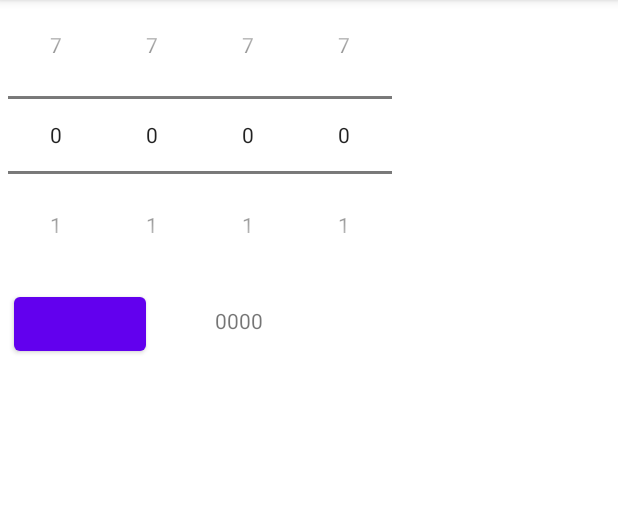
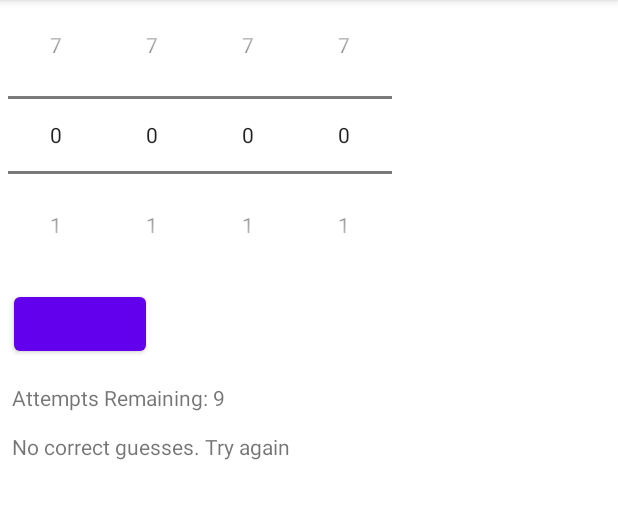
Before and after one commit to SackofCodetatoes/mastermindApp, an Android app: the screen it shows after launch (MainActivity), after a tap on an icon or button, on a phone screen of 412 x 824 dp, the part 84-603 px from its top. Run offline under Robolectric (Android 15) with nearby library versions, the phone set to English and light mode, and no system bars; our stand-ins replace Volley; network calls fail.

Commit message:
implement mastermind on mobile app

```diff
--- a/app/src/main/java/com/example/mastermind/MainActivity.java
+++ b/app/src/main/java/com/example/mastermind/MainActivity.java
@@ -22,23 +22,36 @@ public class MainActivity extends AppCompatActivity {
     private NumberPicker picker1, picker2, picker3, picker4;
     private String[] pickerVals;
     private Button tryButton;
-    private TextView textDisplay;
+    private TextView textDisplay, attemptsDisplay;
     private RequestQueue queue;
     private int[] secretCode = {1, 2, 3, 4};
     private String responseString;
+    int attempts = 10, correctDigits = 0, correctPositions = 0, currentInt;
+    private boolean[] secretNums = new boolean[8];
     String url = "https://www.random.org/integers/?num=4&min=0&max=7&col=1&base=10&format=plain&rnd=new";
     @Override
 
     protected void onCreate(Bundle savedInstanceState) {
         super.onCreate(savedInstanceState);
         setContentView(R.layout.activity_main);
+        initializeGame();
         interfaceInit();
-        generateSecretCode();
 
     }
 
+    void initializeGame(){
+        attempts = 10;
+        for(int i = 0; i < secretNums.length; i++) {
+            secretNums[i] = false;
+        }
+        generateSecretCode();
+        for(int i = 0; i < 4; i++){
+            secretNums[secretCode[i]] = true;
+        }
 
-    void generateSecretCode(){
+    }
+
+    private void generateSecretCode(){
         queue = Volley.newRequestQueue(this);
         StringRequest stringRequest = new StringRequest(Request.Method.GET, url,
                 new Response.Listener<String>() {
@@ -49,16 +62,17 @@ public class MainActivity extends AppCompatActivity {
                         for(int i = 0; i < responseString.length(); i++){
                             secretCode[i] = Character.getNumericValue((responseString.charAt(i)));
                         }
-                        textDisplay.setText("All gud");
+                        textDisplay.setText("Game is ready to go!");
                     }
                 }, new Response.ErrorListener(){
             @Override
             public void onErrorResponse(VolleyError error) {
-                textDisplay.setText("uh oh");
+                textDisplay.setText("Something went wrong with code generation :(");
             }
         });
         queue.add(stringRequest);
     }
+
 
     void interfaceInit(){
         pickerVals = new String[] {"0", "1", "2", "3", "4", "5", "6", "7"};
@@ -82,13 +96,42 @@ public class MainActivity extends AppCompatActivity {
         textDisplay = findViewById(R.id.text_main_display);
         textDisplay.setText(("Hello World!"));
 
+        attemptsDisplay = findViewById(R.id.text_main_attempts);
+        attemptsDisplay.setText("Attempts Remaining: " + attempts);
+
         tryButton = findViewById(R.id.button_main_clicker);
         tryButton.setOnClickListener(new View.OnClickListener(){
             public void onClick(View v){
-                int valuePicker1 = picker1.getValue(), valuePicker2 = picker2.getValue(), valuePicker3 = picker3.getValue(), valuePicker4 = picker4.getValue();
-                String pickerCode = "" + valuePicker1 + valuePicker2 + valuePicker3 + valuePicker4;
-                Log.d("code is :", pickerCode);
-                textDisplay.setText((pickerCode));
+                int userInput[] = {picker1.getValue(), picker2.getValue(), picker3.getValue(), picker4.getValue()};
+//                int valuePicker1 = picker1.getValue(), valuePicker2 = picker2.getValue(), valuePicker3 = picker3.getValue(), valuePicker4 = picker4.getValue();
+//                String pickerCode = "" + valuePicker1 + valuePicker2 + valuePicker3 + valuePicker4;
+                //game logic here
+                correctDigits = 0;
+                correctPositions = 0;
+                //check code
+                for(int i = 0; i < 4; i++){
+                    if(userInput[i] == secretCode[i]){
+                        correctPositions+=1;
+                    }
+                    if(secretNums[userInput[i]]){
+                        correctDigits+=1;
+                    }
+                }
+
+                if(correctPositions == 4) {
+                    textDisplay.setText("You won! pls program reset");
+                } else if(correctPositions > 0){
+                    textDisplay.setText("Player guessed a correct number. Try again");
+                } else {
+                    textDisplay.setText("No correct guesses. Try again");
+                }
+
+                attempts-=1;
+                attemptsDisplay.setText("Attempts Remaining: " + attempts);
+
+                if(attempts == 0){
+                    textDisplay.setText("Gameover, secret code was " + secretCode[0]+ secretCode[1]+ secretCode[2]+ secretCode[3]+". pls reset game");
+                }
 
             }});
 
--- a/app/src/main/res/layout/activity_main.xml
+++ b/app/src/main/res/layout/activity_main.xml
@@ -22,38 +22,46 @@
         android:layout_height="wrap_content"
         android:layout_marginStart="5dp"
         app:layout_constraintStart_toStartOf="parent"
-        tools:layout_editor_absoluteY="298dp" />
+        app:layout_constraintTop_toTopOf="parent" />
 
     <NumberPicker
         android:id="@+id/numberpicker_main_picker2"
         android:layout_width="wrap_content"
         android:layout_height="wrap_content"
         app:layout_constraintStart_toEndOf="@+id/numberpicker_main_picker"
-        tools:layout_editor_absoluteY="298dp" />
+        app:layout_constraintTop_toTopOf="parent" />
 
     <NumberPicker
         android:id="@+id/numberpicker_main_picker3"
         android:layout_width="wrap_content"
         android:layout_height="wrap_content"
         app:layout_constraintStart_toEndOf="@+id/numberpicker_main_picker2"
-        tools:layout_editor_absoluteY="298dp" />
+        app:layout_constraintTop_toTopOf="parent" />
 
     <NumberPicker
         android:id="@+id/numberpicker_main_picker4"
         android:layout_width="wrap_content"
         android:layout_height="wrap_content"
         app:layout_constraintStart_toEndOf="@+id/numberpicker_main_picker3"
-        tools:layout_editor_absoluteY="298dp" />
+        app:layout_constraintTop_toTopOf="parent" />
 
+    <TextView
+        android:id="@+id/text_main_attempts"
+        android:layout_width="300dp"
+        android:layout_height="wrap_content"
+        android:layout_marginStart="8dp"
+        android:layout_marginTop="15dp"
+        app:layout_constraintStart_toStartOf="parent"
+        app:layout_constraintTop_toBottomOf="@+id/button_main_clicker" />
 
     <TextView
         android:id="@+id/text_main_display"
-        android:layout_width="wrap_content"
+        android:layout_width="300dp"
         android:layout_height="wrap_content"
-        android:layout_marginStart="46dp"
-        android:layout_marginTop="24dp"
+        android:layout_marginStart="8dp"
+        android:layout_marginTop="48dp"
         android:text="blank"
-        app:layout_constraintStart_toEndOf="@+id/button_main_clicker"
-        app:layout_constraintTop_toBottomOf="@+id/numberpicker_main_picker3" />
+        app:layout_constraintStart_toStartOf="parent"
+        app:layout_constraintTop_toBottomOf="@+id/button_main_clicker" />
 
 </androidx.constraintlayout.widget.ConstraintLayout>
```
